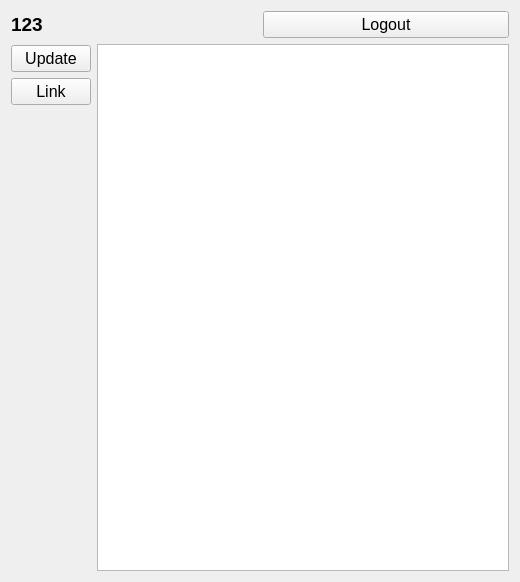
Old version of the form desktop/ui_files/object_list.ui in the repository Magzister/crud_desktop.
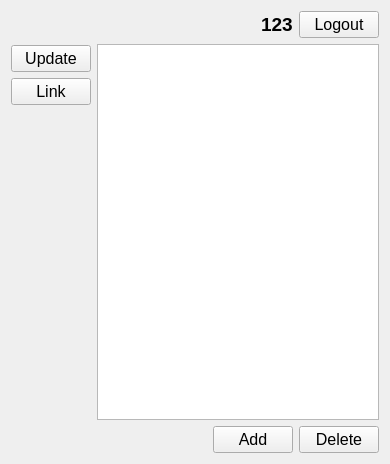
New version of the form.

Commit message: add object create update and delete

```diff
--- a/desktop/ui_files/object_list.ui
+++ b/desktop/ui_files/object_list.ui
@@ -6,8 +6,8 @@
    <rect>
     <x>0</x>
     <y>0</y>
-    <width>520</width>
-    <height>582</height>
+    <width>390</width>
+    <height>464</height>
    </rect>
   </property>
   <property name="windowTitle">
@@ -16,6 +16,19 @@
   <layout class="QVBoxLayout" name="verticalLayout_4">
    <item>
     <layout class="QHBoxLayout" name="horizontalLayout">
+     <item>
+      <spacer name="horizontalSpacer_2">
+       <property name="orientation">
+        <enum>Qt::Horizontal</enum>
+       </property>
+       <property name="sizeHint" stdset="0">
+        <size>
+         <width>40</width>
+         <height>20</height>
+        </size>
+       </property>
+      </spacer>
+     </item>
      <item>
       <widget class="QLabel" name="username_label">
        <property name="font">
@@ -121,6 +134,49 @@
      </item>
     </layout>
    </item>
+   <item>
+    <layout class="QHBoxLayout" name="horizontalLayout_2">
+     <item>
+      <spacer name="horizontalSpacer">
+       <property name="orientation">
+        <enum>Qt::Horizontal</enum>
+       </property>
+       <property name="sizeHint" stdset="0">
+        <size>
+         <width>40</width>
+         <height>20</height>
+        </size>
+       </property>
+      </spacer>
+     </item>
+     <item>
+      <widget class="QPushButton" name="add_button">
+       <property name="font">
+        <font>
+         <family>Arial</family>
+         <pointsize>12</pointsize>
+        </font>
+       </property>
+       <property name="text">
+        <string>Add</string>
+       </property>
+      </widget>
+     </item>
+     <item>
+      <widget class="QPushButton" name="delete_button">
+       <property name="font">
+        <font>
+         <family>Arial</family>
+         <pointsize>12</pointsize>
+        </font>
+       </property>
+       <property name="text">
+        <string>Delete</string>
+       </property>
+      </widget>
+     </item>
+    </layout>
+   </item>
   </layout>
  </widget>
  <resources/>
```
The commit also changes 15 other files.
